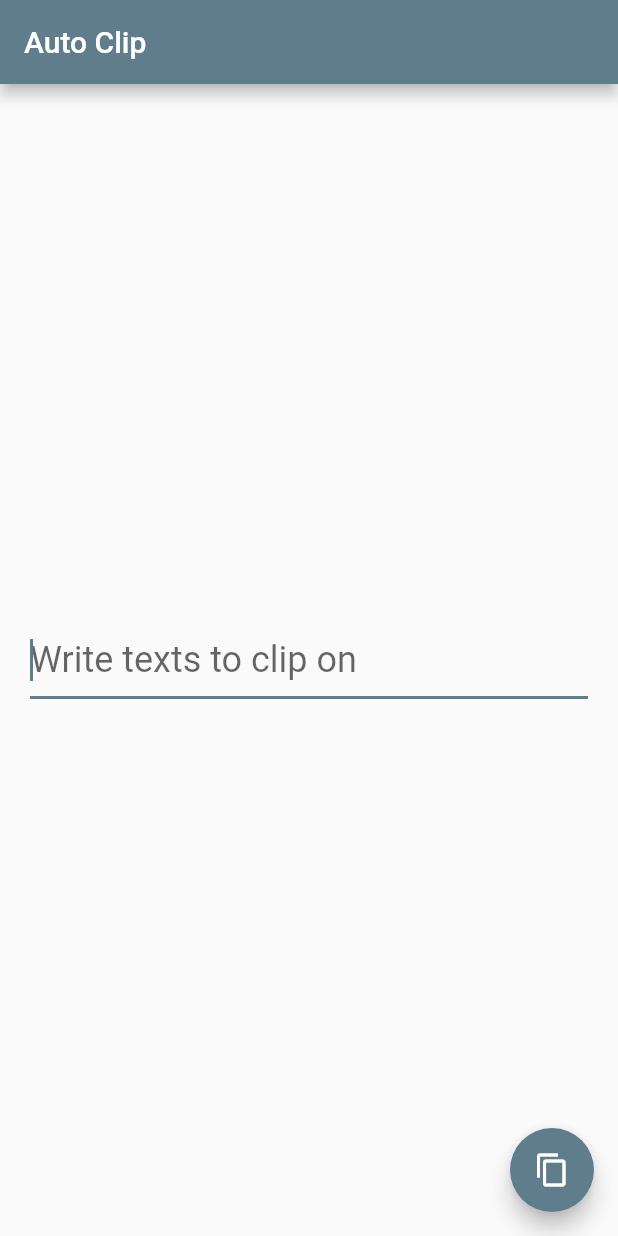
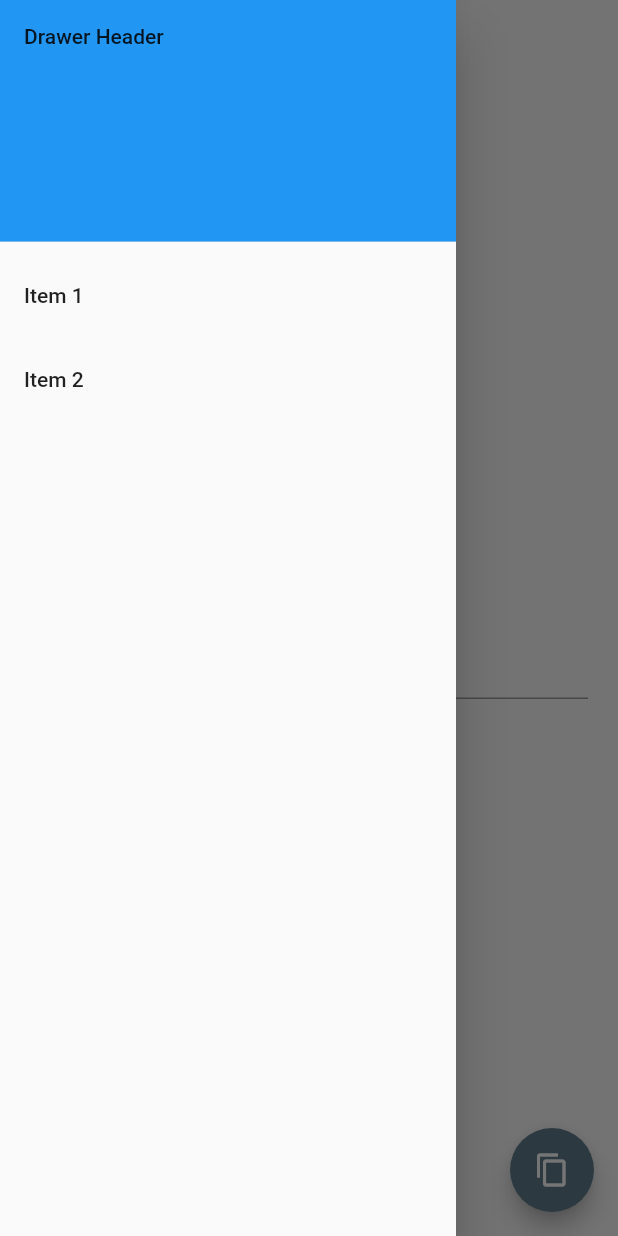
Before and after one commit to wanbok/AutoClip, a Flutter app: the screen it shows after launch, with the side drawer open (before the commit the screen has no drawer), on a phone screen of 412 x 824 dp. Run offline on Flutter 3.47's test engine with Material 2 defaults, Android fonts, the phone set to English and light mode, and no system bars; our stand-ins replace flutter_local_notifications.

Commit message:
Add dummy drawer menu

```diff
--- a/lib/main.dart
+++ b/lib/main.dart
@@ -8,10 +8,21 @@ class AutoClipApp extends StatelessWidget {
   // This widget is the root of your application.
   @override
   Widget build(BuildContext context) {
+    final Color color = Colors.blueGrey;
     return MaterialApp(
       title: 'Auto Clip',
       theme: ThemeData(
-        primarySwatch: Colors.blueGrey,
+        primarySwatch: color,
+        primaryTextTheme: TextTheme(
+          title: TextStyle(
+            color: color,
+          )
+        ),
+        appBarTheme: AppBarTheme(
+          color: Colors.transparent,
+          elevation: 0.0,
+          iconTheme: IconThemeData(color: color),
+        ),
       ),
       home: Main(title: 'Auto Clip'),
     );
@@ -134,6 +145,41 @@ class _MainState extends State<Main> with WidgetsBindingObserver {
           ],
         ),
       ),
+      drawer: Drawer(
+        // Add a ListView to the drawer. This ensures the user can scroll
+        // through the options in the Drawer if there isn't enough vertical
+        // space to fit everything.
+        child: ListView(
+          // Important: Remove any padding from the ListView.
+          padding: EdgeInsets.zero,
+          children: <Widget>[
+            DrawerHeader(
+              child: Text('Drawer Header'),
+              decoration: BoxDecoration(
+                color: Colors.blue,
+              ),
+            ),
+            ListTile(
+              title: Text('Item 1'),
+              onTap: () {
+                // Update the state of the app
+                // ...
+                // Then close the drawer
+                Navigator.pop(context);
+              },
+            ),
+            ListTile(
+              title: Text('Item 2'),
+              onTap: () {
+                // Update the state of the app
+                // ...
+                // Then close the drawer
+                Navigator.pop(context);
+              },
+            ),
+          ],
+        ),
+      ),
       floatingActionButton: FloatingActionButton(
         onPressed: (){ _contentCopy(textEditingController.text); },
         tooltip: 'Copy',
```
